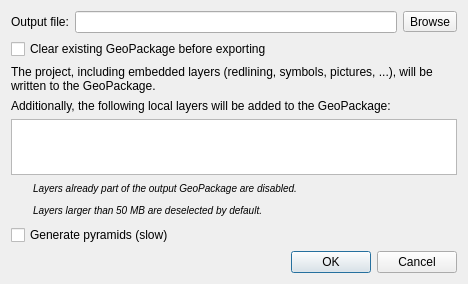
Above: kadas_gpkg/kadas_gpkg_export_dialog.ui from kadas-albireo/kadas-gpkg-plugin before the change. Below: the same form after it.
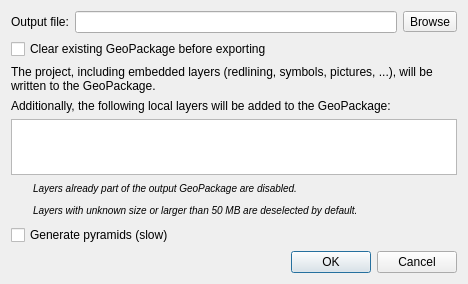
That is the form after the change. Icons and pictures are not drawn. Custom widgets are drawn as their Qt base class.

Commit message: Warning icon is also shown of layers with unknown size

```diff
--- a/kadas_gpkg/kadas_gpkg_export_dialog.ui
+++ b/kadas_gpkg/kadas_gpkg_export_dialog.ui
@@ -17,7 +17,7 @@
    <item row="8" column="1">
     <widget class="QLabel" name="labelNote">
      <property name="text">
-      <string>&lt;html&gt;&lt;head/&gt;&lt;body&gt;&lt;p&gt;&lt;span style=&quot; font-size:small; font-style:italic;&quot;&gt;Layers larger than 50 MB are deselected by default.&lt;/span&gt;&lt;/p&gt;&lt;/body&gt;&lt;/html&gt;</string>
+      <string>&lt;html&gt;&lt;head/&gt;&lt;body&gt;&lt;p&gt;&lt;span style=&quot; font-size:small; font-style:italic;&quot;&gt;Layers with unknown size or larger than 50 MB are deselected by default.&lt;/span&gt;&lt;/p&gt;&lt;/body&gt;&lt;/html&gt;</string>
      </property>
      <property name="wordWrap">
       <bool>true</bool>
```
The commit also changes 3 other files.
